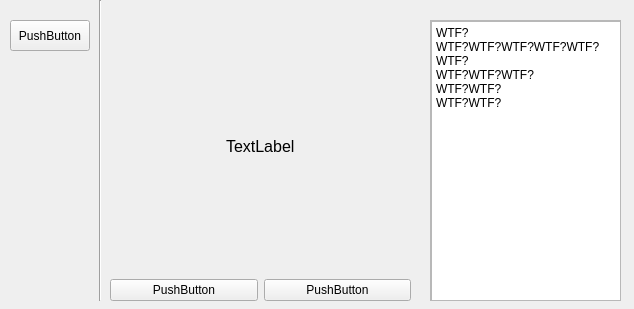
Qt form subtitlesview.ui (row248/learningFromSub) before a commit.
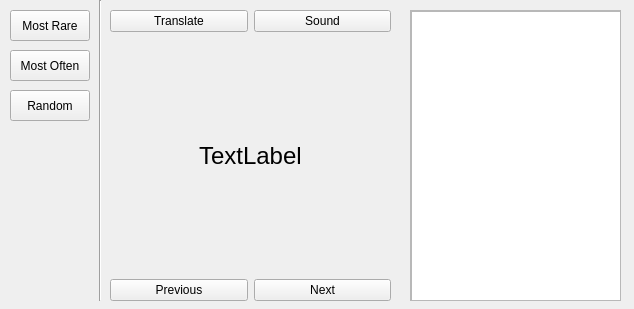
The same form after that commit.

Patch:
```diff
--- a/subtitlesview.ui
+++ b/subtitlesview.ui
@@ -17,35 +17,17 @@
    <property name="geometry">
     <rect>
      <x>110</x>
-     <y>20</y>
-     <width>301</width>
-     <height>281</height>
+     <y>10</y>
+     <width>281</width>
+     <height>291</height>
     </rect>
    </property>
    <layout class="QGridLayout" name="gridLayout">
-    <item row="1" column="0">
-     <layout class="QHBoxLayout" name="horizontalLayout">
-      <item>
-       <widget class="QPushButton" name="btnPrev">
-        <property name="text">
-         <string>PushButton</string>
-        </property>
-       </widget>
-      </item>
-      <item>
-       <widget class="QPushButton" name="btnNext">
-        <property name="text">
-         <string>PushButton</string>
-        </property>
-       </widget>
-      </item>
-     </layout>
-    </item>
-    <item row="0" column="0" alignment="Qt::AlignHCenter|Qt::AlignVCenter">
-     <widget class="QLabel" name="label">
+    <item row="2" column="0" alignment="Qt::AlignHCenter|Qt::AlignVCenter">
+     <widget class="QLabel" name="word">
       <property name="font">
        <font>
-        <pointsize>12</pointsize>
+        <pointsize>18</pointsize>
        </font>
       </property>
       <property name="text">
@@ -53,19 +35,81 @@
       </property>
      </widget>
     </item>
+    <item row="4" column="0">
+     <layout class="QHBoxLayout" name="horizontalLayout">
+      <item>
+       <widget class="QPushButton" name="btnPrev">
+        <property name="text">
+         <string>Previous</string>
+        </property>
+       </widget>
+      </item>
+      <item>
+       <widget class="QPushButton" name="btnNext">
+        <property name="text">
+         <string>Next</string>
+        </property>
+       </widget>
+      </item>
+     </layout>
+    </item>
+    <item row="0" column="0">
+     <layout class="QHBoxLayout" name="horizontalLayout_2">
+      <item>
+       <widget class="QPushButton" name="pushButton_2">
+        <property name="text">
+         <string>Translate</string>
+        </property>
+       </widget>
+      </item>
+      <item>
+       <widget class="QPushButton" name="pushButton">
+        <property name="text">
+         <string>Sound</string>
+        </property>
+       </widget>
+      </item>
+     </layout>
+    </item>
+    <item row="1" column="0">
+     <spacer name="verticalSpacer">
+      <property name="orientation">
+       <enum>Qt::Vertical</enum>
+      </property>
+      <property name="sizeHint" stdset="0">
+       <size>
+        <width>20</width>
+        <height>40</height>
+       </size>
+      </property>
+     </spacer>
+    </item>
+    <item row="3" column="0">
+     <spacer name="verticalSpacer_2">
+      <property name="orientation">
+       <enum>Qt::Vertical</enum>
+      </property>
+      <property name="sizeHint" stdset="0">
+       <size>
+        <width>20</width>
+        <height>40</height>
+       </size>
+      </property>
+     </spacer>
+    </item>
    </layout>
   </widget>
-  <widget class="QPushButton" name="pushButton">
+  <widget class="QPushButton" name="btn_mostRare">
    <property name="geometry">
     <rect>
      <x>10</x>
-     <y>20</y>
+     <y>10</y>
      <width>80</width>
      <height>31</height>
     </rect>
    </property>
    <property name="text">
-    <string>PushButton</string>
+    <string>Most Rare</string>
    </property>
   </widget>
   <widget class="Line" name="line">
@@ -84,10 +128,10 @@
   <widget class="QScrollArea" name="scrollArea">
    <property name="geometry">
     <rect>
-     <x>430</x>
-     <y>20</y>
-     <width>191</width>
-     <height>281</height>
+     <x>410</x>
+     <y>10</y>
+     <width>211</width>
+     <height>291</height>
     </rect>
    </property>
    <property name="widgetResizable">
@@ -98,32 +142,64 @@
      <rect>
       <x>0</x>
       <y>0</y>
-      <width>189</width>
-      <height>279</height>
+      <width>209</width>
+      <height>289</height>
      </rect>
     </property>
-    <widget class="QPlainTextEdit" name="plainTextEdit">
+    <widget class="QTextEdit" name="translate">
      <property name="geometry">
       <rect>
        <x>0</x>
        <y>0</y>
-       <width>191</width>
-       <height>281</height>
+       <width>211</width>
+       <height>301</height>
       </rect>
      </property>
-     <property name="plainText">
-      <string>WTF?
-WTF?WTF?WTF?WTF?WTF?WTF?
-WTF?WTF?WTF?
-WTF?WTF?
-WTF?WTF?
-
-
-</string>
+     <property name="textInteractionFlags">
+      <set>Qt::TextSelectableByKeyboard|Qt::TextSelectableByMouse</set>
      </property>
     </widget>
    </widget>
   </widget>
+  <widget class="QLabel" name="index">
+   <property name="geometry">
+    <rect>
+     <x>10</x>
+     <y>130</y>
+     <width>71</width>
+     <height>41</height>
+    </rect>
+   </property>
+   <property name="text">
+    <string/>
+   </property>
+  </widget>
+  <widget class="QPushButton" name="btn_mostOften">
+   <property name="geometry">
+    <rect>
+     <x>10</x>
+     <y>50</y>
+     <width>80</width>
+     <height>31</height>
+    </rect>
+   </property>
+   <property name="text">
+    <string>Most Often</string>
+   </property>
+  </widget>
+  <widget class="QPushButton" name="btn_random">
+   <property name="geometry">
+    <rect>
+     <x>10</x>
+     <y>90</y>
+     <width>80</width>
+     <height>31</height>
+    </rect>
+   </property>
+   <property name="text">
+    <string>Random</string>
+   </property>
+  </widget>
  </widget>
  <resources/>
  <connections/>
```
Left out of the diff: 3 changed lines with no effect on the pictures.
